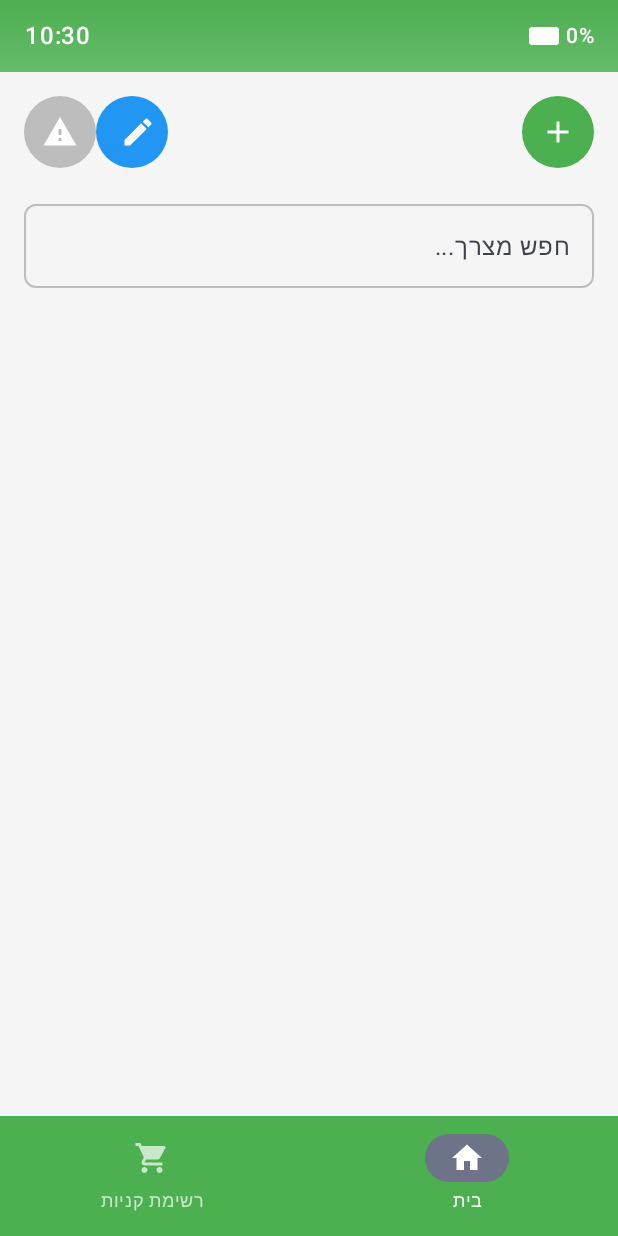
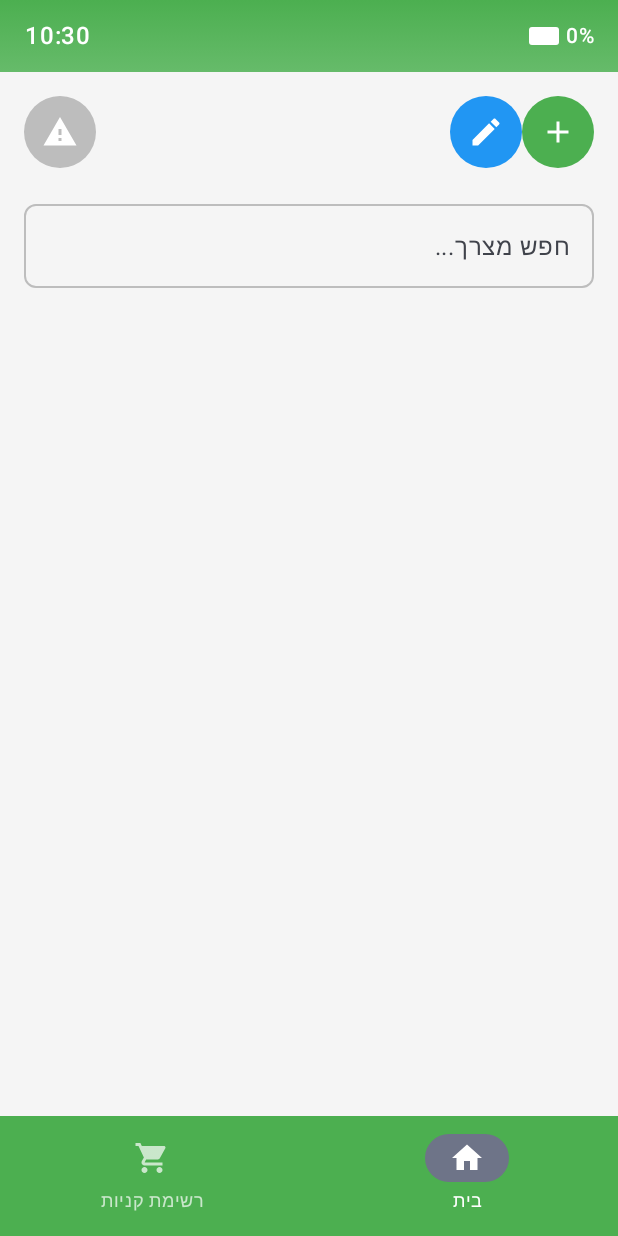
Before and after one commit to kriptogan/MyCart, an Android app built with Jetpack Compose: the screen it shows after launch (MainActivity), on a phone screen of 412 x 824 dp. Run offline under Robolectric (Android 15) with nearby library versions, the phone set to English and light mode, and no system bars.

Commit message:
icons changed place

```diff
--- a/app/src/main/java/com/kriptogan/supercart/MainActivity.kt
+++ b/app/src/main/java/com/kriptogan/supercart/MainActivity.kt
@@ -474,7 +474,6 @@ fun HomeScreen(
                             tint = Color.White
                         )
                     }
-                    Spacer(modifier = Modifier.weight(1f))
                     IconButton(
                         onClick = { showNotesDialog = true },
                         modifier = Modifier
@@ -483,14 +482,17 @@ fun HomeScreen(
                                 shape = androidx.compose.foundation.shape.CircleShape
                             )
                             .size(48.dp)
-                            .padding(end = 8.dp)
+                            .padding(start = 0.dp)
                     ) {
                         Icon(
                             imageVector = Icons.Default.Edit,
                             contentDescription = "הערות",
-                            tint = Color.White
+                            tint = Color.White,
+                            modifier = Modifier.size(24.dp)
                         )
                     }
+                    Spacer(modifier = Modifier.width(30.dp))
+                    Spacer(modifier = Modifier.weight(1f))
                     IconButton(
                         onClick = { if (hasExpiring) showExpiringOnly = !showExpiringOnly },
                         enabled = hasExpiring,
```
